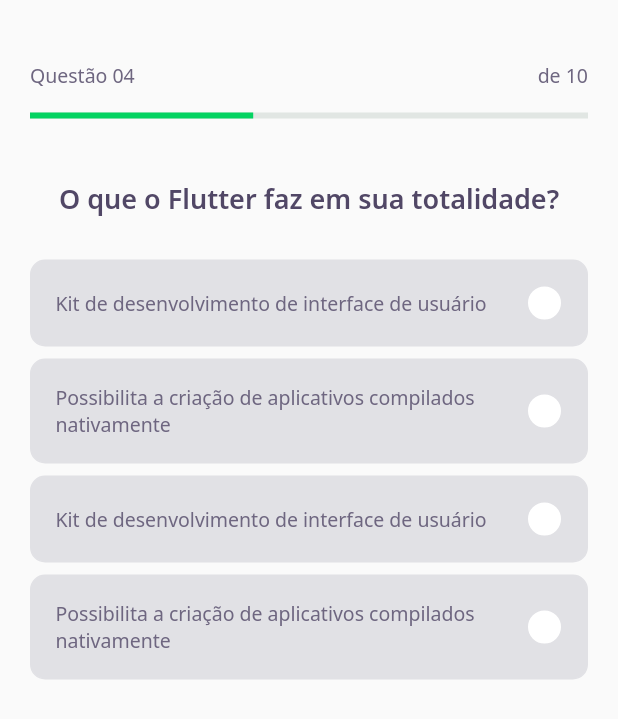
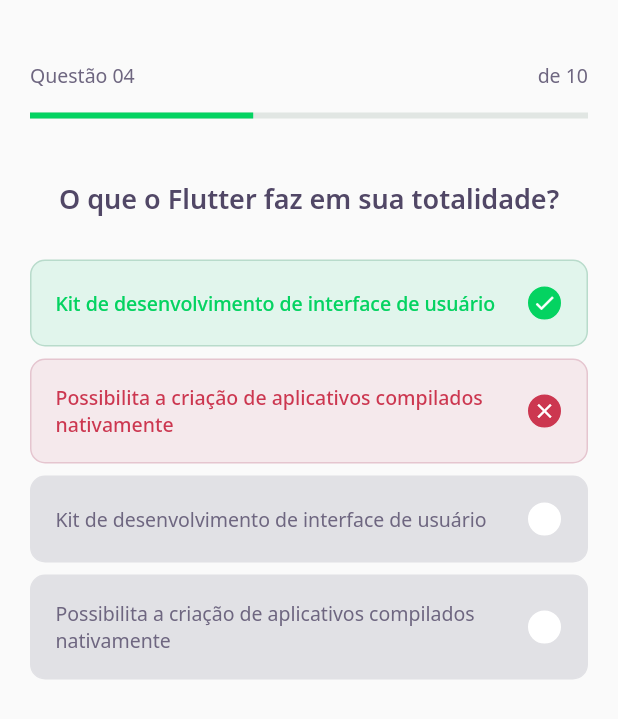
Before and after one commit to andrempeixoto/flutter_devquiz, a Flutter app: the screen it shows after launch, on a phone screen of 412 x 824 dp. Shown: the top 719 px of the screen. Run offline on Flutter 3.47's test engine with Material 2 defaults, Android fonts, the phone set to English and light mode, and no system bars; our stand-ins replace google_fonts.

Commit message:
Updates Widgets to dymamic values instead of fixed

```diff
--- a/lib/challenge/widgets/quiz/quiz_widget.dart
+++ b/lib/challenge/widgets/quiz/quiz_widget.dart
@@ -22,8 +22,14 @@ class QuizWidget extends StatelessWidget {
           Expanded(
             child: ListView(
               children: [
-                AnswerWidget(title: "Kit de desenvolvimento de interface de usuário"),
-                AnswerWidget(title: "Possibilita a criação de aplicativos compilados nativamente"),
+                AnswerWidget(
+                    isSelected: true,
+                    isRight: true,
+                    title: "Kit de desenvolvimento de interface de usuário"),
+                AnswerWidget(
+                    isSelected: true,
+                    isRight: false,
+                    title: "Possibilita a criação de aplicativos compilados nativamente"),
                 AnswerWidget(title: "Kit de desenvolvimento de interface de usuário"),
                 AnswerWidget(title: "Possibilita a criação de aplicativos compilados nativamente"),
               ],
--- a/lib/home/widgets/score_card/score_card_widget.dart
+++ b/lib/home/widgets/score_card/score_card_widget.dart
@@ -15,7 +15,7 @@ class ScoreCardWidget extends StatelessWidget {
           borderRadius: BorderRadius.circular(15),
         ),
         child: Padding(
-          padding: EdgeInsets.all(24.0),
+          padding: EdgeInsets.all(20.0),
           child: Row(
             crossAxisAlignment: CrossAxisAlignment.center,
             children: [
@@ -26,7 +26,7 @@ class ScoreCardWidget extends StatelessWidget {
               Expanded(
                 flex: 2,
                 child: Padding(
-                  padding: EdgeInsets.only(left: 24.0),
+                  padding: EdgeInsets.only(left: 20.0),
                   child: Column(
                     mainAxisAlignment: MainAxisAlignment.center,
                     crossAxisAlignment: CrossAxisAlignment.start,
```
Also changed, not shown: lib/home/widgets/appbar/app_bar_widget.dart (+7 -5 lines), lib/home/widgets/quiz_card/quiz_card_widget.dart (+19 -8 lines).
